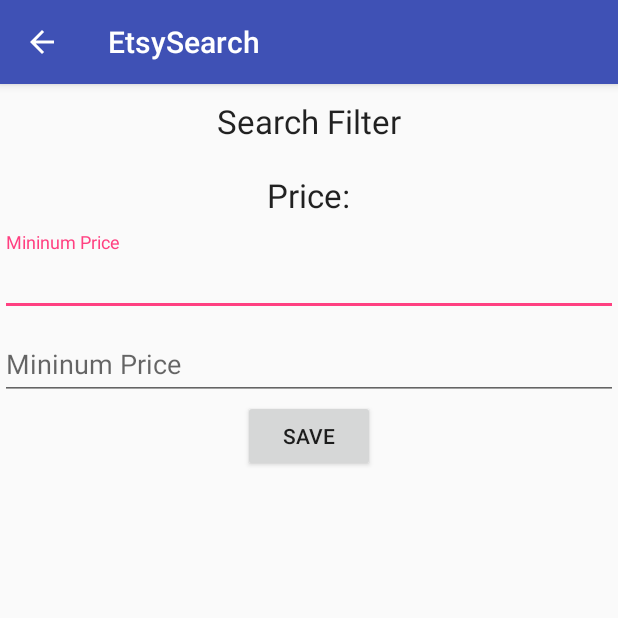
After one commit to andytriboletti/etsysearch, an Android app: the SearchFilter screen opened directly, with no data from a screen before it, on a phone screen of 412 x 824 dp, the top half of it. The commit adds this screen. Run offline under Robolectric (Android 15) with nearby library versions, the phone set to English and light mode, and no system bars; our stand-ins replace ButterKnife.

Commit message:
add price filter

```diff
--- a/app/build.gradle
+++ b/app/build.gradle
@@ -23,6 +23,8 @@ dependencies {
     compile fileTree(dir: 'libs', include: ['*.jar'])
     testCompile 'junit:junit:4.12'
     compile 'com.android.support:appcompat-v7:23.2.1'
+    compile 'com.android.support:design:23.2.1'
+
     compile 'com.squareup.okhttp3:okhttp:3.2.0'
     compile 'com.jakewharton.timber:timber:3.1.0'
     compile 'com.jakewharton:butterknife:7.0.1'
--- a/app/src/main/java/com/company/android/etsysearch/ListingAdapter.java
+++ b/app/src/main/java/com/company/android/etsysearch/ListingAdapter.java
@@ -34,10 +34,12 @@ public class ListingAdapter extends ArrayAdapter<Listing> {
 
         Listing myListing = getItem(position);
         TextView title = (TextView)convertView.findViewById(R.id.titleTextView);
+        TextView price = (TextView)convertView.findViewById(R.id.priceTextView);
         ImageView imageView = (ImageView)convertView.findViewById(R.id.imageView);
         Picasso.with(getContext()).load(myListing.getImage()).into(imageView);
 
         title.setText(myListing.getTitle());
+        price.setText(myListing.getPrice());
 
 
         return convertView;
--- a/app/src/main/java/com/company/android/etsysearch/ListingDetail.java
+++ b/app/src/main/java/com/company/android/etsysearch/ListingDetail.java
@@ -21,6 +21,8 @@ import timber.log.Timber;
 public class ListingDetail extends AppCompatActivity {
     @Bind(R.id.titleTextView)
     TextView titleTextView;
+    @Bind(R.id.priceTextView)
+    TextView priceTextView;
     @Bind(R.id.imageView)
     ImageView imageView;
     @Bind(R.id.webView)
@@ -36,7 +38,9 @@ public class ListingDetail extends AppCompatActivity {
         ButterKnife.bind(this);
         String title = listing.getTitle();
         String content = listing.getDescription();
+        String price = listing.getPrice();
         titleTextView.setText(title);
+        priceTextView.setText(price);
         try {
             webView.loadData(URLEncoder.encode(content, "utf-8"), "text/html", "UTF-8");
         } catch (UnsupportedEncodingException e) {
--- /dev/null
+++ b/app/src/main/java/com/company/android/etsysearch/SearchFilter.java
@@ -0,0 +1,82 @@
+package com.company.android.etsysearch;
+
+import android.app.Activity;
+import android.content.Context;
+import android.content.Intent;
+import android.content.SharedPreferences;
+import android.os.Bundle;
+import android.support.v7.app.AppCompatActivity;
+import android.view.MenuItem;
+import android.view.Window;
+import android.widget.EditText;
+
+import butterknife.Bind;
+import butterknife.ButterKnife;
+import butterknife.OnClick;
+
+/**
+ * Created by andytriboletti on 4/2/16.
+ */
+public class SearchFilter extends AppCompatActivity  {
+    @Bind(R.id.minPrice)
+    EditText minPrice;
+    @Bind(R.id.maxPrice)
+    EditText maxPrice;
+    SharedPreferences prefs;
+    @Override
+    public void onCreate(final Bundle savedInstanceState) {
+        requestWindowFeature(Window.FEATURE_ACTION_BAR);
+        super.onCreate(savedInstanceState);
+        setContentView(R.layout.activity_search_filter);
+        ButterKnife.bind(this);
+        prefs = this.getSharedPreferences(CommonConstants.PREFS, Context.MODE_PRIVATE);
+
+        getSupportActionBar().setHomeButtonEnabled(true);
+        getSupportActionBar().setDisplayHomeAsUpEnabled(true);
+
+        String minPriceString = prefs.getString(CommonConstants.MIN_PRICE, "");
+        minPrice.setText(minPriceString);
+
+        String maxPriceString = prefs.getString(CommonConstants.MAX_PRICE, "");
+        maxPrice.setText(maxPriceString);
+    }
+
+
+    public boolean onOptionsItemSelected(MenuItem item) {
+        if (item.getItemId() == android.R.id.home) {
+            finish();
+            return true;
+        }
+        return true;
+    }
+
+    @OnClick(R.id.save)
+    public void save() {
+        Float minPriceFloat = 0F;
+        Float maxPriceFloat = 0F;
+        String minPriceString = "";
+        String maxPriceString = "";
+        try {
+            minPriceFloat = Float.valueOf(minPrice.getText().toString());
+            minPriceString = String.valueOf(minPriceFloat);
+        } catch (NumberFormatException e) {
+            minPriceString = "";
+        }
+
+        try {
+            maxPriceFloat = Float.valueOf(maxPrice.getText().toString());
+            maxPriceString = String.valueOf(maxPriceFloat);
+
+        } catch (NumberFormatException e) {
+            maxPriceString = "";
+
+        }
+
+        prefs.edit().putString(CommonConstants.MIN_PRICE, minPriceString).apply();
+        prefs.edit().putString(CommonConstants.MAX_PRICE, maxPriceString).apply();
+        Intent returnIntent = new Intent();
+        setResult(Activity.RESULT_OK, returnIntent);
+        finish();
+    }
+
+}
--- /dev/null
+++ b/app/src/main/res/layout/activity_search_filter.xml
@@ -0,0 +1,68 @@
+<?xml version="1.0" encoding="utf-8"?>
+<LinearLayout xmlns:android="http://schemas.android.com/apk/res/android"
+    android:orientation="vertical" android:layout_width="match_parent"
+    android:layout_height="match_parent">
+
+    <TextView
+        android:layout_width="wrap_content"
+        android:layout_height="wrap_content"
+        android:textAppearance="?android:attr/textAppearanceLarge"
+        android:text="@string/search_filter"
+        android:id="@+id/textView"
+        android:layout_gravity="center_horizontal"
+        android:layout_margin="10dp" />
+
+    <TextView
+        android:layout_width="wrap_content"
+        android:layout_height="wrap_content"
+        android:textAppearance="?android:attr/textAppearanceLarge"
+
+        android:text="@string/price"
+        android:id="@+id/textView2"
+        android:layout_gravity="center_horizontal"
+        android:layout_margin="10dp" />
+
+
+
+
+    <android.support.design.widget.TextInputLayout
+        android:id="@+id/input_mininum_price"
+        android:layout_width="match_parent"
+        android:layout_height="wrap_content">
+
+        <EditText
+            android:layout_width="match_parent"
+            android:layout_height="wrap_content"
+            android:inputType="numberDecimal"
+            android:ems="10"
+            android:id="@+id/minPrice"
+            android:layout_gravity="center_horizontal"
+            android:hint="@string/mininum_price"/>
+
+    </android.support.design.widget.TextInputLayout>
+
+
+    <android.support.design.widget.TextInputLayout
+        android:id="@+id/input_maximum_price"
+        android:layout_width="match_parent"
+        android:layout_height="wrap_content">
+
+        <EditText
+            android:layout_width="match_parent"
+            android:layout_height="wrap_content"
+            android:inputType="numberDecimal"
+            android:ems="10"
+            android:id="@+id/maxPrice"
+            android:layout_gravity="center_horizontal"
+            android:hint="@string/mininum_price"/>
+
+    </android.support.design.widget.TextInputLayout>
+
+    <Button
+        android:layout_width="wrap_content"
+        android:layout_height="wrap_content"
+        android:text="@string/save"
+        android:id="@+id/save"
+        android:layout_gravity="center_horizontal" />
+
+</LinearLayout>
--- a/app/src/main/res/values/strings.xml
+++ b/app/src/main/res/values/strings.xml
@@ -1,4 +1,9 @@
 <resources>
     <string name="app_name">EtsySearch</string>
     <string name="enter_a_search_to_begin">Search for something in the menu to begin</string>
+    <string name="search">Search</string>
+    <string name="mininum_price">Mininum Price</string>
+    <string name="save">Save</string>
+    <string name="price">Price:</string>
+    <string name="search_filter">Search Filter</string>
 </resources>
```
Also changed, not shown: app/src/main/AndroidManifest.xml (+7 -1 lines), app/src/main/java/com/company/android/etsysearch/CommonConstants.java (added, +10 -0 lines), app/src/main/java/com/company/android/etsysearch/Listing.java (+12 -2 lines), app/src/main/java/com/company/android/etsysearch/SearchActivity.java (+60 -15 lines), app/src/main/res/layout/activity_listing_detail.xml (+14 -0 lines), app/src/main/res/layout/row.xml (+15 -0 lines), app/src/main/res/menu/search.xml (+7 -1 lines), 6 other files.
